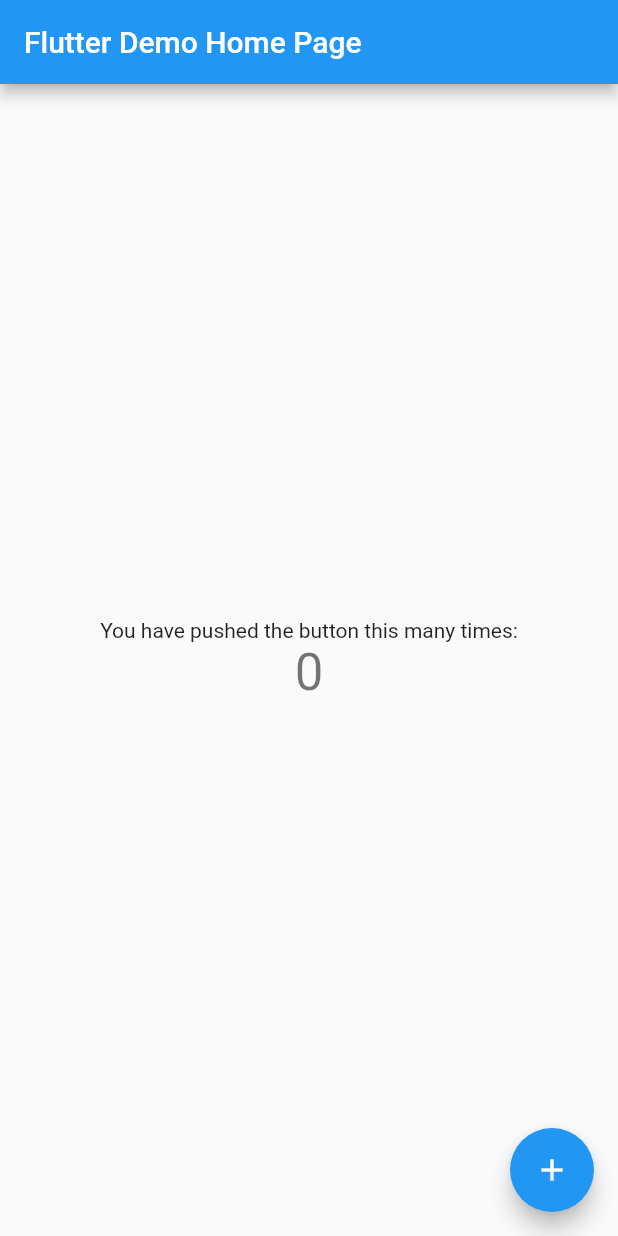
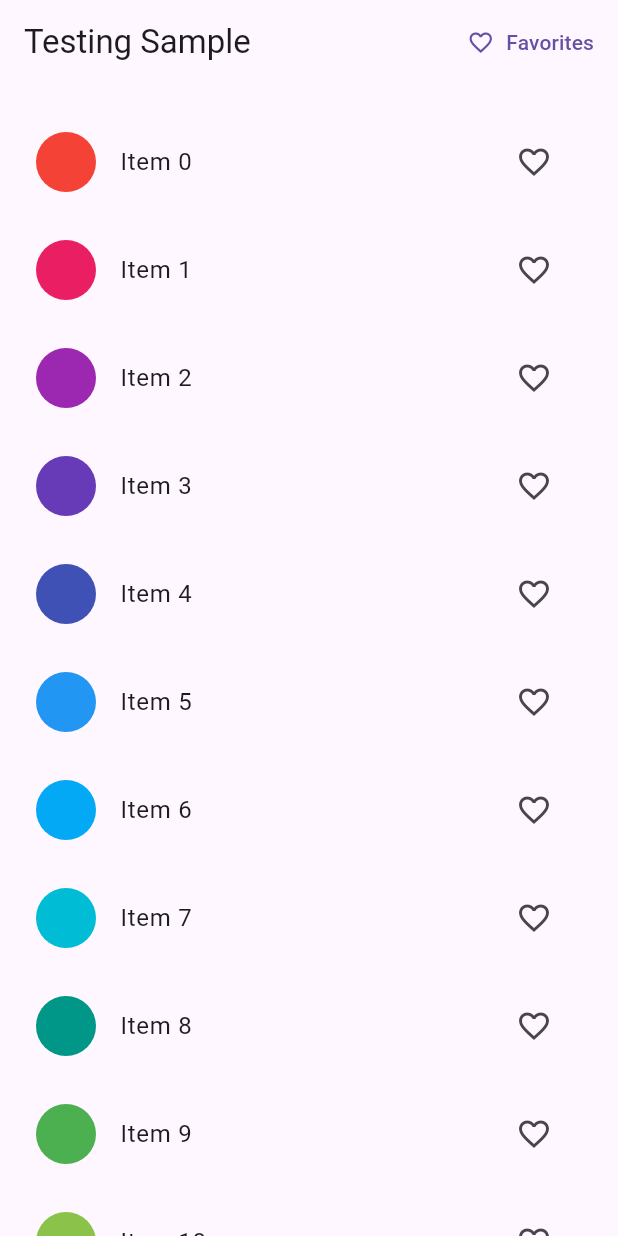
Before and after one commit to YvanMvondo2/bubble-tea-shop, a Flutter app: the screen it shows after launch, on a phone screen of 412 x 824 dp. Run offline on Flutter 3.47's test engine with Material 2 defaults, Android fonts, the phone set to English and light mode, and no system bars; our stand-ins replace go_router.

Commit message:
add interface

```diff
--- a/lib/main.dart
+++ b/lib/main.dart
@@ -1,8 +1,33 @@
 import 'package:flutter/material.dart';
+import 'package:go_router/go_router.dart';
+import 'package:provider/provider.dart';
+
+import 'models/favorites.dart';
+import 'screens/favorite.dart';
+import 'screens/home_page.dart';
 
 void main() {
   runApp(const MyApp());
 }
+
+final _router = GoRouter(
+  routes: [
+    GoRoute(
+      path: HomePage.routeName,
+      builder: (context, state) {
+        return const HomePage();
+      },
+      routes: [
+        GoRoute(
+          path: Favorite.routeName,
+          builder: (context, state) {
+            return const Favorite();
+          },
+        ),
+      ],
+    ),
+  ],
+);
 
 class MyApp extends StatelessWidget {
   const MyApp({super.key});
@@ -13,103 +38,28 @@
     return MaterialApp(
       title: 'Flutter Demo',
       theme: ThemeData(
-        // This is the theme of your application.
-        //
-        // Try running your application with "flutter run". You'll see the
-        // application has a blue toolbar. Then, without quitting the app, try
-        // changing the primarySwatch below to Colors.green and then invoke
-        // "hot reload" (press "r" in the console where you ran "flutter run",
-        // or simply save your changes to "hot reload" in a Flutter IDE).
-        // Notice that the counter didn't reset back to zero; the application
-        // is not restarted.
         primarySwatch: Colors.blue,
       ),
-      home: const MyHomePage(title: 'Flutter Demo Home Page'),
+      home: const TestingApp(),
     );
   }
 }
 
-class MyHomePage extends StatefulWidget {
-  const MyHomePage({super.key, required this.title});
-
-  // This widget is the home page of your application. It is stateful, meaning
-  // that it has a State object (defined below) that contains fields that affect
-  // how it looks.
-
-  // This class is the configuration for the state. It holds the values (in this
-  // case the title) provided by the parent (in this case the App widget) and
-  // used by the build method of the State. Fields in a Widget subclass are
-  // always marked "final".
-
-  final String title;
-
-  @override
-  State<MyHomePage> createState() => _MyHomePageState();
-}
-
-class _MyHomePageState extends State<MyHomePage> {
-  int _counter = 0;
-
-  void _incrementCounter() {
-    setState(() {
-      // This call to setState tells the Flutter framework that something has
-      // changed in this State, which causes it to rerun the build method below
-      // so that the display can reflect the updated values. If we changed
-      // _counter without calling setState(), then the build method would not be
-      // called again, and so nothing would appear to happen.
-      _counter++;
-    });
-  }
+class TestingApp extends StatelessWidget {
+  const TestingApp({super.key});
 
   @override
   Widget build(BuildContext context) {
-    // This method is rerun every time setState is called, for instance as done
-    // by the _incrementCounter method above.
-    //
-    // The Flutter framework has been optimized to make rerunning build methods
-    // fast, so that you can just rebuild anything that needs updating rather
-    // than having to individually change instances of widgets.
-    return Scaffold(
-      appBar: AppBar(
-        // Here we take the value from the MyHomePage object that was created by
-        // the App.build method, and use it to set our appbar title.
-        title: Text(widget.title),
+    return ChangeNotifierProvider<Favorites>(
+      create: (context) => Favorites(),
+      child: MaterialApp.router(
+        title: 'Testing Sample',
+        theme: ThemeData(
+          primarySwatch: Colors.blue,
+          useMaterial3: true,
+        ),
+        routerConfig: _router,
       ),
-      body: Center(
-        // Center is a layout widget. It takes a single child and positions it
-        // in the middle of the parent.
-        child: Column(
-          // Column is also a layout widget. It takes a list of children and
-          // arranges them vertically. By default, it sizes itself to fit its
-          // children horizontally, and tries to be as tall as its parent.
-          //
-          // Invoke "debug painting" (press "p" in the console, choose the
-          // "Toggle Debug Paint" action from the Flutter Inspector in Android
-          // Studio, or the "Toggle Debug Paint" command in Visual Studio Code)
-          // to see the wireframe for each widget.
-          //
-          // Column has various properties to control how it sizes itself and
-          // how it positions its children. Here we use mainAxisAlignment to
-          // center the children vertically; the main axis here is the vertical
-          // axis because Columns are vertical (the cross axis would be
-          // horizontal).
-          mainAxisAlignment: MainAxisAlignment.center,
-          children: <Widget>[
-            const Text(
-              'You have pushed the button this many times:',
-            ),
-            Text(
-              '$_counter',
-              style: Theme.of(context).textTheme.headlineMedium,
-            ),
-          ],
-        ),
-      ),
-      floatingActionButton: FloatingActionButton(
-        onPressed: _incrementCounter,
-        tooltip: 'Increment',
-        child: const Icon(Icons.add),
-      ), // This trailing comma makes auto-formatting nicer for build methods.
     );
   }
 }
--- /dev/null
+++ b/lib/models/favorites.dart
@@ -0,0 +1,17 @@
+import 'package:flutter/material.dart';
+
+class Favorites extends ChangeNotifier {
+  final List<int> _favoriteItems = [];
+
+  List<int> get items => _favoriteItems;
+
+  void add(int itemNo) {
+    _favoriteItems.add(itemNo);
+    notifyListeners();
+  }
+
+  void remove(int itemNo) {
+    _favoriteItems.remove(itemNo);
+    notifyListeners();
+  }
+}
--- /dev/null
+++ b/lib/screens/home_page.dart
@@ -0,0 +1,80 @@
+import 'package:flutter/material.dart';
+import 'package:go_router/go_router.dart';
+import 'package:provider/provider.dart';
+
+import '../models/favorites.dart';
+import 'favorite.dart';
+
+class HomePage extends StatelessWidget {
+  const HomePage({super.key});
+  static String routeName = '/';
+
+  @override
+  Widget build(BuildContext context) {
+    return Scaffold(
+      appBar: AppBar(
+        title: const Text('Testing Sample'),
+        actions: <Widget>[
+          TextButton.icon(
+            onPressed: () {
+              context.go('/${Favorite.routeName}');
+            },
+            icon: const Icon(Icons.favorite_border),
+            label: const Text('Favorites'),
+          ),
+        ],
+      ),
+      body: ListView.builder(
+        itemCount: 100,
+        cacheExtent: 20.0,
+        padding: const EdgeInsets.symmetric(vertical: 16),
+        itemBuilder: (context, index) => ItemTile(index),
+      ),
+    );
+  }
+}
+
+
+
+class ItemTile extends StatelessWidget {
+  final int itemNo;
+
+  const ItemTile(this.itemNo, {super.key});
+
+  @override
+  Widget build(BuildContext context) {
+    var favoritesList = Provider.of<Favorites>(context);
+
+    return Padding(
+      padding: const EdgeInsets.all(8.0),
+      child: ListTile(
+        leading: CircleAvatar(
+          backgroundColor: Colors.primaries[itemNo % Colors.primaries.length],
+        ),
+        title: Text(
+          'Item $itemNo',
+          key: Key('text_$itemNo'),
+        ),
+        trailing: IconButton(
+          key: Key('icon_$itemNo'),
+          icon: favoritesList.items.contains(itemNo)
+              ? const Icon(Icons.favorite)
+              : const Icon(Icons.favorite_border),
+          onPressed: () {
+            !favoritesList.items.contains(itemNo)
+                ? favoritesList.add(itemNo)
+                : favoritesList.remove(itemNo);
+            ScaffoldMessenger.of(context).showSnackBar(
+              SnackBar(
+                content: Text(favoritesList.items.contains(itemNo)
+                    ? 'Added to favorites.'
+                    : 'Removed from favorites.'),
+                duration: const Duration(seconds: 1),
+              ),
+            );
+          },
+        ),
+      ),
+    );
+  }
+}
--- a/pubspec.yaml
+++ b/pubspec.yaml
@@ -18,11 +18,15 @@
   # The following adds the Cupertino Icons font to your application.
   # Use with the CupertinoIcons class for iOS style icons.
   cupertino_icons: ^1.0.2
+  provider: ^6.0.5
+  go_router: ^6.0.4
 
 dev_dependencies:
+  integration_test:
+    sdk: flutter
   flutter_driver:
     sdk: flutter
-  test: any
+  test: ^1.22.0
 
   # The "flutter_lints" package below contains a set of recommended lints to
   # encourage good coding practices. The lint set provided by the package is
```
Also changed, not shown: lib/screens/favorite.dart (added, +59 -0 lines), 9 other files.
